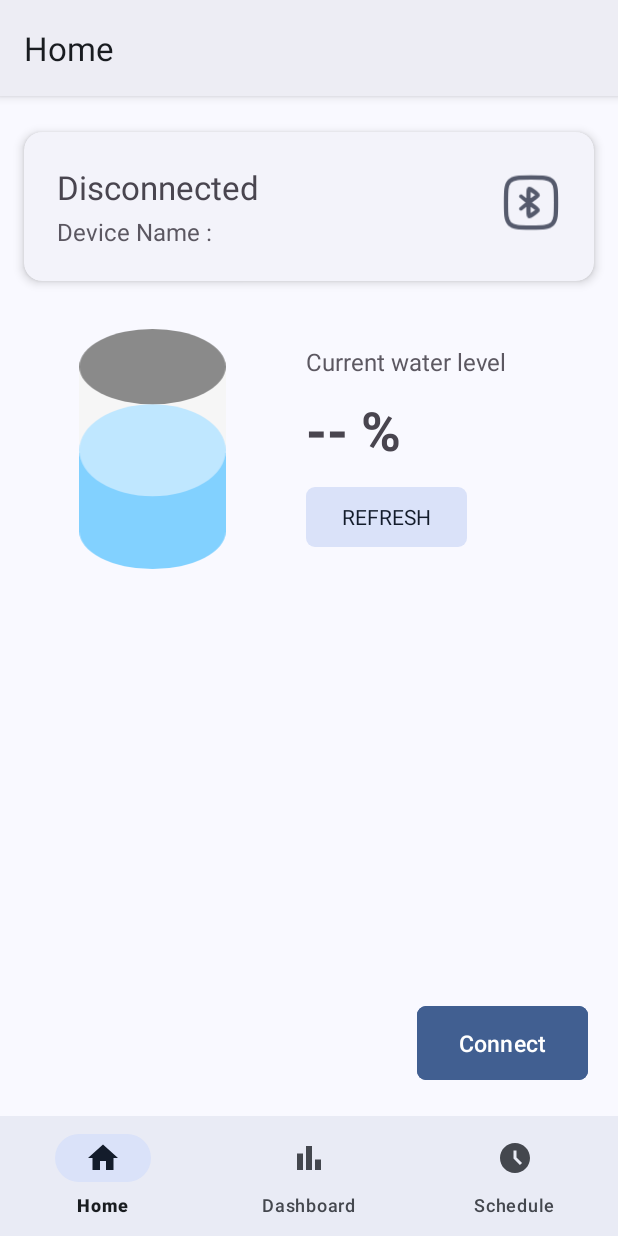
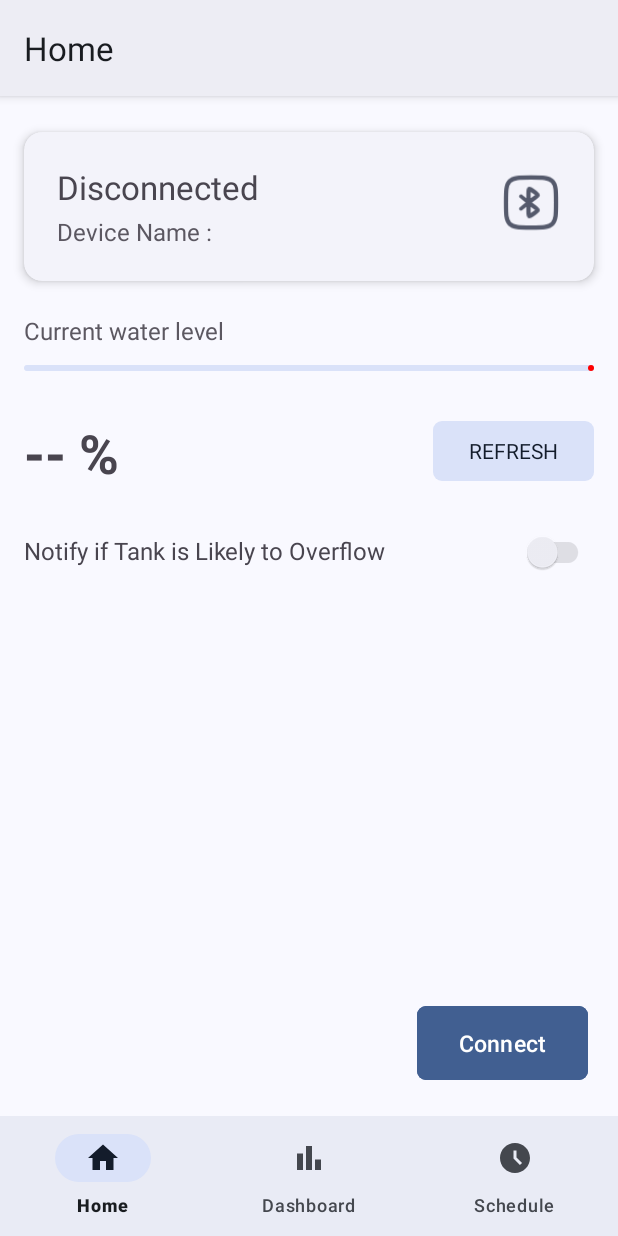
Before and after one commit to CoderJatin123/AquaHome, an Android app: the screen it shows after launch (MainActivity), after a tap on "Connect", on a phone screen of 412 x 824 dp. Run offline under Robolectric (Android 15) with nearby library versions, the phone set to English and light mode, and no system bars; our stand-ins replace navigation-ui; libraries missing offline, so code that uses them is left out: com.karumi.dexter, io.realm; 5 statements that could not run were skipped; 1 other tap on this screen came first.

Commit message:
Some improvement in water level progress bar updating.

```diff
--- a/app/src/main/java/com/application/aquahome/MyApplication.kt
+++ b/app/src/main/java/com/application/aquahome/MyApplication.kt
@@ -1,10 +1,8 @@
 package com.application.aquahome
 
 import android.app.Application
-import androidx.lifecycle.ViewModelProvider
-import androidx.work.Configuration
-import androidx.work.WorkManager
 import com.application.aquahome.factory.SensorViewModelFactory
+import com.application.aquahome.manager.AppNotificationManager
 import com.application.aquahome.manager.HCSensorManager
 import com.application.aquahome.manager.LocalStorageManager
 import com.application.aquahome.manager.MyWorkerManager
@@ -12,12 +10,9 @@ import com.application.aquahome.viewmodel.SensorViewModel
 
 class MyApplication(): Application() {
 
+    val notificationManager by lazy { AppNotificationManager(applicationContext) }
     val localStorageManager by lazy { LocalStorageManager(applicationContext) }
     val workerManager by lazy { MyWorkerManager(applicationContext) }
     val sensorManager by lazy { HCSensorManager() }
-    val sensorViewModel by lazy { SensorViewModelFactory(localStorageManager,sensorManager).create(SensorViewModel::class.java)}
-
-    override fun onCreate() {
-        super.onCreate()
-    }
+    val sensorViewModel by lazy { SensorViewModelFactory(localStorageManager,sensorManager,notificationManager).create(SensorViewModel::class.java)}
 }
--- a/app/src/main/java/com/application/aquahome/factory/SensorViewModelFactory.kt
+++ b/app/src/main/java/com/application/aquahome/factory/SensorViewModelFactory.kt
@@ -2,15 +2,20 @@ package com.application.aquahome.factory
 
 import androidx.lifecycle.ViewModel
 import androidx.lifecycle.ViewModelProvider
+import com.application.aquahome.manager.AppNotificationManager
 import com.application.aquahome.manager.HCSensorManager
 import com.application.aquahome.manager.LocalStorageManager
 import com.application.aquahome.viewmodel.SensorViewModel
 
-class SensorViewModelFactory(private val localStorageManager: LocalStorageManager,private val hcSensorManager: HCSensorManager) : ViewModelProvider.Factory {
+class SensorViewModelFactory(
+    private val localStorageManager: LocalStorageManager,
+    private val hcSensorManager: HCSensorManager,
+    private val notificationManager: AppNotificationManager
+) : ViewModelProvider.Factory {
 
     override fun <T : ViewModel> create(modelClass: Class<T>): T {
         if (modelClass.isAssignableFrom(SensorViewModel::class.java)) {
-            return SensorViewModel(localStorageManager,hcSensorManager) as T
+            return SensorViewModel(localStorageManager,hcSensorManager,notificationManager) as T
        }
         throw IllegalArgumentException("Unknown ViewModel class")
     }
--- a/app/src/main/java/com/application/aquahome/ui/home/HomeFragment.kt
+++ b/app/src/main/java/com/application/aquahome/ui/home/HomeFragment.kt
@@ -2,6 +2,7 @@ package com.application.aquahome.ui.home
 
 import android.content.Intent
 import android.content.res.Resources
+import android.graphics.Color
 import android.os.Build
 import android.os.Bundle
 import android.util.Log
@@ -9,6 +10,7 @@ import android.view.LayoutInflater
 import android.view.View
 import android.view.ViewGroup
 import android.widget.TextView
+import android.widget.Toast
 import androidx.annotation.RequiresApi
 import androidx.fragment.app.Fragment
 import androidx.lifecycle.ViewModelProvider
@@ -43,6 +45,7 @@ class HomeFragment : Fragment() {
                         it.deviceInfo.text="Unknown device"
                         it.deviceStatus.text="No device selected"
                         it.btnAddDevice.text="Add device"
+                        it.notifyOverflowToggle.isEnabled=false
                     }
                 }
                 SensorStatus.CONNECTED -> {
@@ -51,6 +54,7 @@ class HomeFragment : Fragment() {
                         it.deviceStatus.text="Connected"
                         it.btIcon.setImageResource(R.drawable.ic_bt_connected)
                         it.btnAddDevice.text="Disconnect"
+                        it.notifyOverflowToggle.isEnabled=true
                     }
                 }
                 SensorStatus.DISCONNECTED -> {
@@ -59,11 +63,13 @@ class HomeFragment : Fragment() {
                         it.deviceInfo.text= "Device Name : ${viewModel.deviceName}"
                         it.btnAddDevice.text="Connect"
                         it.btIcon.setImageResource(R.drawable.ic_bt)
+                        it.notifyOverflowToggle.isEnabled=false
                     }
                 }
                 SensorStatus.CONNECTING -> {
                     Log.d("TAG", "onCreateView: connecting")
                     binding.let {
+                        it.notifyOverflowToggle.isEnabled=false
                         it.deviceStatus.text="Connecting..."
                         it.deviceInfo.text= "Device Name : ${viewModel.deviceName}"
                     }
@@ -71,9 +77,20 @@ class HomeFragment : Fragment() {
             }
         }
 
-        viewModel.waterLevel.observe(viewLifecycleOwner){
-            binding.waterLevel.text = "${it*10}%"
+        viewModel.waterLevel.observe(viewLifecycleOwner) {
+            val waterLevelPercentage = it * 10
+            binding.waterLevel.text = "$waterLevelPercentage%"
+            binding.waterProgress.setProgress(waterLevelPercentage, true)
+
+            // Set indicator color based on water level
+            when (it) {
+                in 8..10 -> binding.waterProgress.setIndicatorColor(resources.getColor(R.color.green))
+                5 -> binding.waterProgress.setIndicatorColor(resources.getColor(R.color.yellow))
+                in 0..3 -> binding.waterProgress.setIndicatorColor(Color.RED)
+                else -> binding.waterProgress.setIndicatorColor(Color.GREEN)
+            }
         }
+
 
         binding.btnAddDevice.setOnClickListener {
              if(viewModel.sensorStatus.value==SensorStatus.CONNECTED){
@@ -82,12 +99,21 @@ class HomeFragment : Fragment() {
             viewModel.onAddBtnClick(openAddSensorActivity = {
                 startActivity(Intent(context,AddSensorActivity::class.java))
             })
-
         }
 
         binding.refreshBtn.setOnClickListener {
             binding.waterLevel.text="-- %"
             viewModel.updateWaterLevel()
+        }
+
+        binding.notifyOverflowToggle.setOnCheckedChangeListener { buttonView, isChecked ->
+            if(isChecked)
+                if(!viewModel.startListenForOverflow(onOverFlow = {
+//                        binding.notifyOverflowToggle.isChecked=false
+                    }))
+                    binding.notifyOverflowToggle.isChecked=false
+            else
+                viewModel.cancelListenOverflow()
         }
         return root
     }
--- a/app/src/main/java/com/application/aquahome/viewmodel/SensorViewModel.kt
+++ b/app/src/main/java/com/application/aquahome/viewmodel/SensorViewModel.kt
@@ -9,6 +9,7 @@ import androidx.lifecycle.LiveData
 import androidx.lifecycle.MutableLiveData
 import androidx.lifecycle.ViewModel
 import androidx.lifecycle.viewModelScope
+import com.application.aquahome.manager.AppNotificationManager
 import com.application.aquahome.manager.HCSensorManager
 import com.application.aquahome.manager.LocalStorageManager
 import com.application.aquahome.util.SensorStatus
@@ -21,7 +22,11 @@ import kotlin.coroutines.resume
 import kotlin.coroutines.suspendCoroutine
 
 
-class SensorViewModel(private val storageManager: LocalStorageManager, private val sensorManager: HCSensorManager) : ViewModel()  {
+class SensorViewModel(
+    private val storageManager: LocalStorageManager,
+    private val sensorManager: HCSensorManager,
+    private val notificationManager: AppNotificationManager
+) : ViewModel()  {
     private val _msgFlow = MutableSharedFlow<String>()
     val msgFlow: SharedFlow<String> = _msgFlow
     private val _waterLevel = MutableLiveData<Int>().apply { this.value = 0 }
@@ -53,9 +58,6 @@ class SensorViewModel(private val storageManager: LocalStorageManager, private v
     }
 
     fun onSensorConnected(device: BluetoothDevice) {
-
-
-
         this.device= device
         saveSensor()
         updateName(device)
@@ -173,30 +175,45 @@ class SensorViewModel(private val storageManager: LocalStorageManager, private v
     }
 
     fun onAddBtnClick(openAddSensorActivity:()->Unit) {
-        Log.d("TAG", "onAddBtnClick: $device")
+//        Log.d("TAG", "onAddBtnClick: $device")
         when (sensorStatus.value) {
             SensorStatus.NOT_SELECTED -> openAddSensorActivity()
             SensorStatus.CONNECTED -> disconnect()
             SensorStatus.DISCONNECTED -> if (Build.VERSION.SDK_INT >= Build.VERSION_CODES.TIRAMISU) {
-
                 device?.let { reConnect(it) }
             }
-
             SensorStatus.CONNECTING -> {
-
             }
-
             else -> {
-
             }
         }
     }
     fun isBluetoothEnabled(): Boolean {
         val bluetoothAdapter = BluetoothAdapter.getDefaultAdapter()
         val isEnabled = bluetoothAdapter != null && bluetoothAdapter.isEnabled
-        Log.d("TAG", "Bluetooth Enabled: $isEnabled")
         return isEnabled
     }
 
+    fun startListenForOverflow(onOverFlow:()->Unit): Boolean{
+        if(sensorStatus.value==SensorStatus.CONNECTED && sensorManager.socket!=null){
+            sensorManager.socketListener.isConnected=true
+            sensorManager.socketListener.startListening(sensorManager.socket!!, onOverFlow = { ->
+                    _waterLevel.value=10;
+                    createMsg("Water Tank Full! Please check if the motor should be turned off to prevent overflow.")
+                    notificationManager.postNotification("Water Tank Full!",
+                        "The tank is at full capacity.",
+                        "Your water tank has reached 100% capacity. Please check if the motor should be turned off to prevent overflow.")
 
+            }, failed = {
+                createMsg(it)
+            })
+            return true
+        }else{
+            createMsg("Sensor not connected")
+            return false
+        }
+    }
+    fun cancelListenOverflow(){
+        sensorManager.socketListener.isTaskCompleted=true
+    }
 }
--- a/app/src/main/res/layout/fragment_home.xml
+++ b/app/src/main/res/layout/fragment_home.xml
@@ -61,32 +61,27 @@
         <LinearLayout
             android:layout_width="match_parent"
             android:layout_height="wrap_content"
-            android:layout_marginTop="32dp">
-
-            <LinearLayout
-                android:layout_width="wrap_content"
-                android:layout_height="wrap_content"
-                android:layout_weight="1"
-                android:gravity="center">
-                <ImageView
-                    android:id="@+id/tankImg"
-                    android:layout_width="130dp"
-                    android:layout_height="160dp"
-                    android:src="@drawable/tank_50"/>
-            </LinearLayout>
-            <LinearLayout
-                android:layout_width="wrap_content"
-                android:layout_height="match_parent"
-                android:layout_weight="1"
             android:orientation="vertical"
-                android:gravity="center_vertical">
+            android:layout_marginTop="22dp"
+            android:layout_marginBottom="8dp"
+            android:layout_marginHorizontal="16dp">
                 <TextView
                     android:layout_width="wrap_content"
                     android:layout_height="wrap_content"
                     android:text="Current water level"
                     android:textSize="16sp"
                     android:alpha=".9" />
+                <com.google.android.material.progressindicator.LinearProgressIndicator
+                    android:layout_marginVertical="12dp"
+                    android:layout_width="wrap_content"
+                    android:layout_height="wrap_content"
+                    android:id="@+id/waterProgress"/>
+                <LinearLayout
+                    android:layout_marginTop="8dp"
+                    android:layout_width="match_parent"
+                    android:layout_height="wrap_content">
                     <TextView
+                        android:layout_weight="1"
                         android:layout_width="wrap_content"
                         android:layout_height="wrap_content"
                         android:text="-- %"
@@ -106,7 +101,22 @@
                 </LinearLayout>
         </LinearLayout>
 
-
+        <LinearLayout
+            android:layout_width="match_parent"
+            android:layout_height="wrap_content"
+            android:layout_marginHorizontal="16dp"
+            android:orientation="horizontal">
+            <TextView
+                android:layout_width="wrap_content"
+                android:layout_height="wrap_content"
+                android:layout_weight="1"
+                android:textSize="16sp"
+                android:text="Notify if Tank is Likely to Overflow"/>
+            <androidx.appcompat.widget.SwitchCompat
+                android:layout_width="wrap_content"
+                android:layout_height="wrap_content"
+                android:id="@+id/notifyOverflowToggle" />
+        </LinearLayout>
     </LinearLayout>
 
 
--- a/app/src/main/res/values/colors.xml
+++ b/app/src/main/res/values/colors.xml
@@ -141,4 +141,6 @@
     <color name="md_theme_surfaceContainerHigh_highContrast">#E7E8EE</color>
     <color name="md_theme_surfaceContainerHighest_highContrast">#E2E2E9</color>
     <color name="success">#1DE9B6</color>
+    <color name="green">#00BFA5</color>
+    <color name="yellow">#FFD600</color>
 </resources>
```
Also changed, not shown: app/src/main/java/com/application/aquahome/manager/HCSensorManager.kt (+61 -12 lines). Lines whose indentation alone changed are shown as unchanged.
